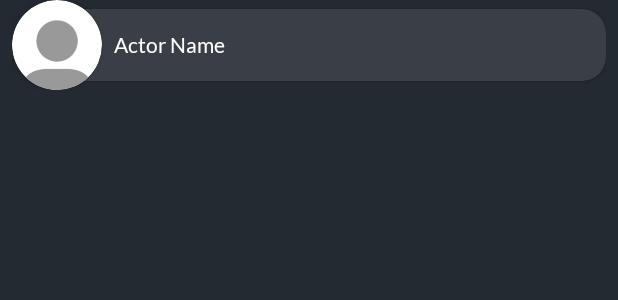
After one commit to ViktoriiaRoi/MovieFinder, an Android app: the layout actor_item.xml on its own in the app's theme, with its tools: preview values and no code run, on a phone screen of 412 x 824 dp. The commit adds this screen. Shown: the top 300 px of the screen. Run offline under Robolectric (Android 15) with nearby library versions, the phone set to English and light mode, and no system bars.

Commit message:
Add actors

```diff
--- a/app/src/main/java/com/example/movies/Contract.kt
+++ b/app/src/main/java/com/example/movies/Contract.kt
@@ -6,6 +6,7 @@ interface Contract {
     interface Model {
         fun getMovies(sorting: Sorting, page: Int, callback: retrofit2.Callback<MovieResponse>)
         fun getMovieDetails(movieId: Int, callback: retrofit2.Callback<MovieDetails>)
+        fun getCast(movieId: Int, callback: retrofit2.Callback<CastResponse>)
         fun getVideos(movieId: Int, callback: retrofit2.Callback<VideoResponse>)
     }
 
@@ -16,6 +17,7 @@ interface Contract {
 
     interface DetailView {
         fun onDetailsResponse(details: MovieDetails)
+        fun onCastResponse(actors: List<Actor>)
         fun onVideoResponse(videos: List<Video>)
     }
 
@@ -28,7 +30,6 @@ interface Contract {
     }
 
     interface DetailPresenter : BasePresenter {
-        fun requestDetails(movieId: Int)
-        fun requestVideos(movieId: Int)
+        fun requestMovieInfo(movieId: Int)
     }
 }
--- a/app/src/main/java/com/example/movies/model/data/ImageType.kt
+++ b/app/src/main/java/com/example/movies/model/data/ImageType.kt
@@ -4,5 +4,6 @@ import com.example.movies.R
 
 enum class ImageType(val size: String, val default: Int) {
     POSTER("w185", R.drawable.default_poster),
-    BACKDROP("w780", R.drawable.default_back);
+    BACKDROP("w780", R.drawable.default_back),
+    ACTOR("w185", R.drawable.default_actor)
 }
--- /dev/null
+++ b/app/src/main/res/layout/actor_item.xml
@@ -0,0 +1,70 @@
+<?xml version="1.0" encoding="utf-8"?>
+<layout xmlns:android="http://schemas.android.com/apk/res/android"
+    xmlns:app="http://schemas.android.com/apk/res-auto"
+    xmlns:tools="http://schemas.android.com/tools">
+
+    <data>
+
+        <import type="com.example.movies.model.data.ImageType" />
+
+        <variable
+            name="actor"
+            type="com.example.movies.model.data.Actor" />
+
+    </data>
+
+
+    <androidx.constraintlayout.widget.ConstraintLayout
+        android:layout_width="match_parent"
+        android:layout_height="wrap_content"
+        android:layout_marginHorizontal="8dp"
+        android:layout_marginBottom="12dp">
+
+        <androidx.cardview.widget.CardView
+            android:id="@+id/actor_img"
+            android:layout_width="60dp"
+            android:layout_height="60dp"
+            android:translationZ="1dp"
+            app:cardCornerRadius="100dp"
+            app:layout_constraintBottom_toBottomOf="parent"
+            app:layout_constraintStart_toStartOf="parent"
+            app:layout_constraintTop_toTopOf="parent">
+
+            <ImageView
+                android:layout_width="wrap_content"
+                android:layout_height="wrap_content"
+                android:contentDescription="@string/actor_description"
+                android:imageType="@{ImageType.ACTOR}"
+                android:imageUrl="@{actor.profilePath}"
+                android:scaleType="centerCrop"
+                android:scrollY="-10dp"
+                tools:src="@drawable/default_actor" />
+
+        </androidx.cardview.widget.CardView>
+
+        <androidx.cardview.widget.CardView
+            android:id="@+id/actor_info_tv"
+            style="@style/LabelStyle"
+            android:layout_width="0dp"
+            android:layout_height="wrap_content"
+            android:layout_marginStart="-28dp"
+            android:minHeight="48dp"
+            app:layout_constraintBottom_toBottomOf="parent"
+            app:layout_constraintEnd_toEndOf="parent"
+            app:layout_constraintStart_toEndOf="@id/actor_img"
+            app:layout_constraintTop_toTopOf="parent">
+
+            <TextView
+                style="@style/DefaultText"
+                android:layout_width="wrap_content"
+                android:layout_height="wrap_content"
+                android:layout_gravity="center_vertical"
+                android:paddingStart="36dp"
+                android:paddingEnd="12dp"
+                android:text="@{actor.name}"
+                tools:text="Actor Name" />
+
+        </androidx.cardview.widget.CardView>
+    </androidx.constraintlayout.widget.ConstraintLayout>
+
+</layout>
--- a/app/src/main/res/values/colors.xml
+++ b/app/src/main/res/values/colors.xml
@@ -5,6 +5,7 @@
 
     <color name="accent_color">#0296E5</color>
     <color name="background">#242A32</color>
-    <color name="gray">#252525</color>
-    <color name="light_gray">#3A3F47</color>
+    <color name="dark_gray">#252525</color>
+    <color name="gray">#3A3F47</color>
+    <color name="light_gray">#BCBCBC</color>
 </resources>
--- a/app/src/main/res/values/strings.xml
+++ b/app/src/main/res/values/strings.xml
@@ -13,5 +13,10 @@
     <string name="date_label">Release Date:</string>
     <string name="overview_label">Overview:</string>
     <string name="video_label" translatable="false">Videos:</string>
+    <string name="backdrop_description">Backdrop of movie</string>
+    <string name="overview">Overview</string>
+    <string name="cast">Cast</string>
+    <string name="videos">Videos</string>
+    <string name="actor_description">Photo of actor</string>
 
 </resources>
--- a/app/src/main/res/values/styles.xml
+++ b/app/src/main/res/values/styles.xml
@@ -1,7 +1,12 @@
 <?xml version="1.0" encoding="utf-8"?>
 <resources>
 
-    <style name="DefaultText" parent="Theme.Movies">
+    <style name="BaseText" parent="Theme.Movies">
+        <item name="fontFamily">@font/lato</item>
+        <item name="android:textColor">@color/white</item>
+    </style>
+
+    <style name="DefaultText" parent="BaseText">
         <item name="android:textSize">14sp</item>
         <item name="android:textColor">@color/white</item>
     </style>
@@ -12,10 +17,23 @@
         <item name="android:layout_marginTop">12dp</item>
     </style>
 
-    <style name="SectionText" parent="Theme.Movies">
+    <style name="TitleText" parent="BaseText">
+        <item name="android:textSize">20sp</item>
+        <item name="android:textStyle">bold</item>
+        <item name="android:layout_marginHorizontal">8dp</item>
+        <item name="android:layout_marginTop">16dp</item>
+    </style>
+
+    <style name="SectionText" parent="BaseText">
         <item name="android:textColor">@color/accent_color</item>
         <item name="android:textSize">16sp</item>
         <item name="android:layout_marginTop">12dp</item>
+        <item name="android:layout_marginStart">24dp</item>
+    </style>
+
+    <style name="LabelStyle" parent="Theme.Movies">
+        <item name="cardCornerRadius">16dp</item>
+        <item name="cardBackgroundColor">@color/gray</item>
     </style>
 
 </resources>
--- a/app/src/main/res/values/themes.xml
+++ b/app/src/main/res/values/themes.xml
@@ -7,7 +7,7 @@
         <item name="android:colorAccent">@color/accent_color</item>
 
         <!-- Status bar color. -->
-        <item name="android:statusBarColor" tools:targetApi="l">@color/gray</item>
+        <item name="android:statusBarColor" tools:targetApi="l">@color/dark_gray</item>
 
         <!-- Customize your theme here. -->
         <item name="android:windowBackground">@color/background</item>
```
Also changed, not shown: app/src/main/java/com/example/movies/model/Model.kt (+5 -4 lines), app/src/main/java/com/example/movies/model/data/Actor.kt (added, +9 -0 lines), app/src/main/java/com/example/movies/model/data/CastResponse.kt (added, +7 -0 lines), app/src/main/java/com/example/movies/model/network/MovieApi.kt (+8 -0 lines), app/src/main/java/com/example/movies/presenter/DetailPresenter.kt (+21 -2 lines), app/src/main/java/com/example/movies/view/adapters/ActorAdapter.kt (added, +33 -0 lines), app/src/main/java/com/example/movies/view/detail/DetailFragment.kt (+23 -8 lines), app/src/main/res/drawable/circle_background.xml (added, +12 -0 lines), app/src/main/res/layout/fragment_detail.xml (+36 -22 lines), app/src/main/res/layout/genre_item.xml (+9 -10 lines), app/src/main/res/layout/video_item.xml (+13 -22 lines), app/src/main/res/values/dimens.xml (deleted, +0 -7 lines), app/src/main/res/drawable-v24/default_actor.png (added).
